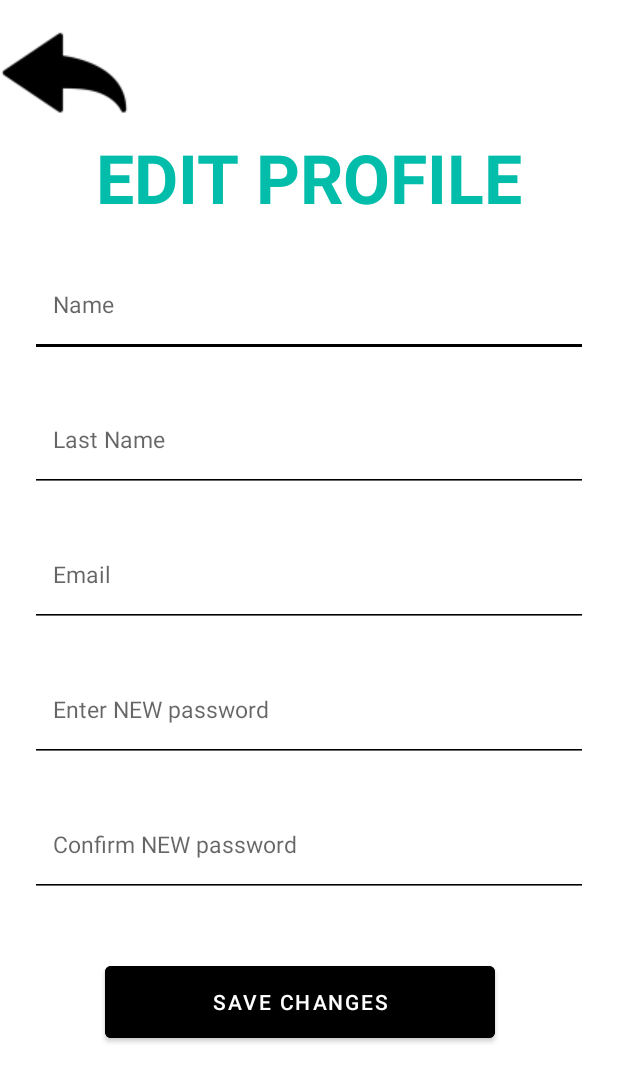
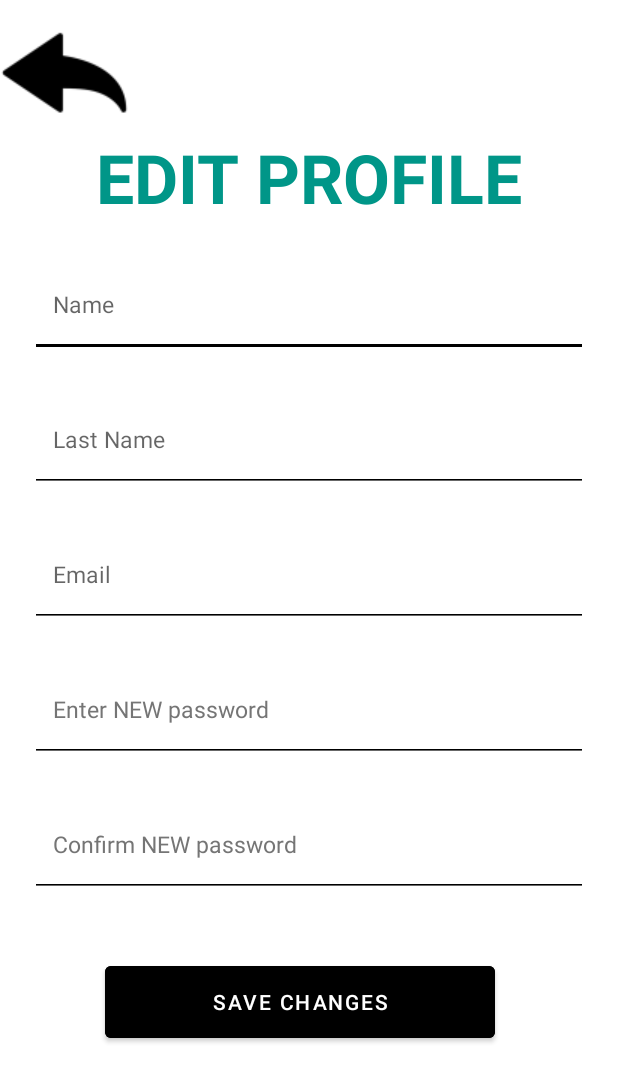
Before and after one commit to pcoderch/FinalProjectEvents, an Android app: the layout edit_profile.xml on its own in the app's theme, with its tools: preview values and no code run, on a phone screen of 412 x 824 dp. Shown: the top 1082 px of the screen. Run offline under Robolectric (Android 15) with nearby library versions, the phone set to English and light mode, and no system bars; network calls fail.

Commit message:
minor changes to views

```diff
--- a/app/src/main/res/layout/edit_profile.xml
+++ b/app/src/main/res/layout/edit_profile.xml
@@ -20,10 +20,9 @@
         android:layout_marginTop="10dp"
         android:text="@string/edit_profile_title"
         android:textAlignment="center"
-        android:textColor="@color/teal_flojo"
+        android:textColor="#009688"
         android:textSize="45sp"
-        android:textStyle="bold">
-    </TextView>
+        android:textStyle="bold"></TextView>
 
     <EditText
         android:id="@+id/firstName"
@@ -77,33 +76,33 @@
         android:id="@+id/password"
         android:layout_width="match_parent"
         android:layout_height="70dp"
+        android:layout_marginStart="20dp"
         android:layout_marginTop="20dp"
         android:layout_marginEnd="20dp"
-        android:layout_marginStart="20dp"
-        android:hint="@string/password"
-        android:textColor="@color/verde"
-        android:padding="15dp"
-        android:textSize="15sp"
         android:autofillHints=""
         android:backgroundTint="@color/black"
-        android:inputType="textPassword">
-    </EditText>
+        android:hint="@string/password"
+        android:inputType="textPassword"
+        android:padding="15dp"
+        android:textColor="@color/verde"
+        android:textColorHint="#757575"
+        android:textSize="15sp"></EditText>
 
     <EditText
         android:id="@+id/confirm_password"
         android:layout_width="match_parent"
         android:layout_height="70dp"
+        android:layout_marginStart="20dp"
         android:layout_marginTop="20dp"
         android:layout_marginEnd="20dp"
-        android:layout_marginStart="20dp"
-        android:hint="@string/confirm_password"
-        android:textColor="@color/verde"
-        android:padding="15dp"
-        android:textSize="15sp"
         android:autofillHints=""
         android:backgroundTint="@color/black"
-        android:inputType="textPassword">
-    </EditText>
+        android:hint="@string/confirm_password"
+        android:inputType="textPassword"
+        android:padding="15dp"
+        android:textColor="@color/verde"
+        android:textColorHint="#757575"
+        android:textSize="15sp"></EditText>
 
     <Button
         android:id="@+id/saveChanges"
--- a/app/src/main/res/values/colors.xml
+++ b/app/src/main/res/values/colors.xml
@@ -1,6 +1,10 @@
 <?xml version="1.0" encoding="utf-8"?>
 <resources>
-    <color name="pink">#FFFB03C5</color>
+    <color name="purple_200">#FFBB86FC</color>
+    <color name="purple_500">#FF6200EE</color>
+    <color name="purple_700">#FF3700B3</color>
+    <color name="teal_200">#FF03DAC5</color>
+    <color name="teal_700">#FF018786</color>
     <color name="purple">#FFBB86FC</color>
     <color name="azul_oscuro">#0019A3</color>
     <color name="azul_claro">#FF0D94FF</color>
@@ -8,4 +12,6 @@
     <color name="verde">#FF018786</color>
     <color name="black">#FF000000</color>
     <color name="white">#FFFFFFFF</color>
+    <color name="red">#FF0000</color>
+    <color name="pink">#FFFB03C5</color>
 </resources>
```
